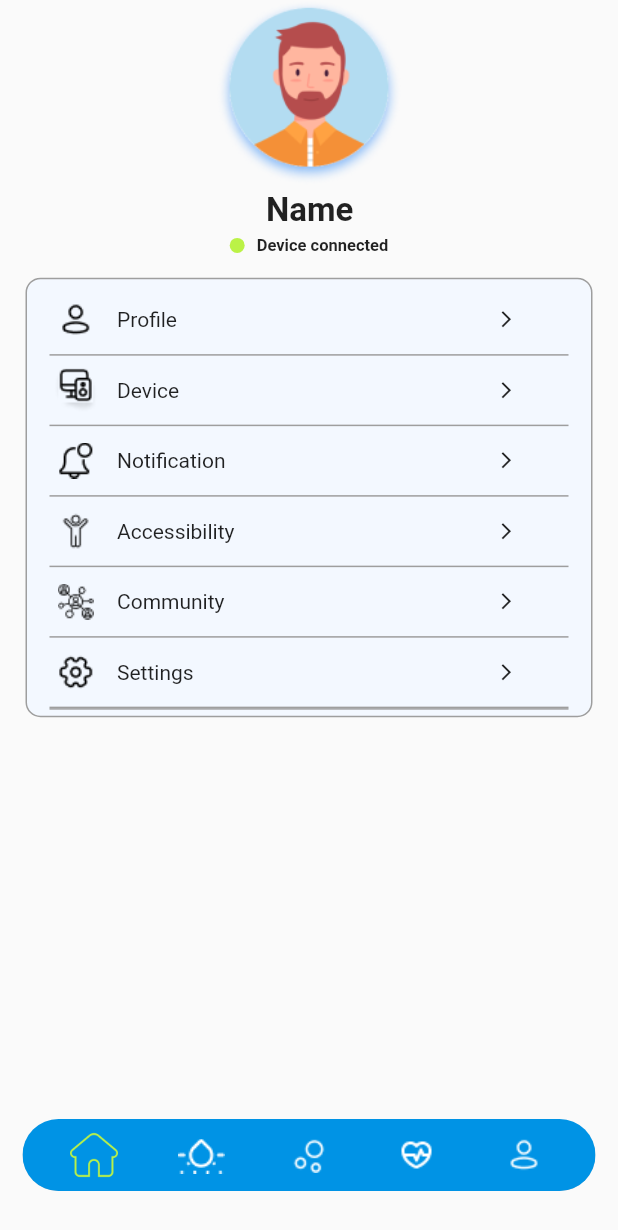
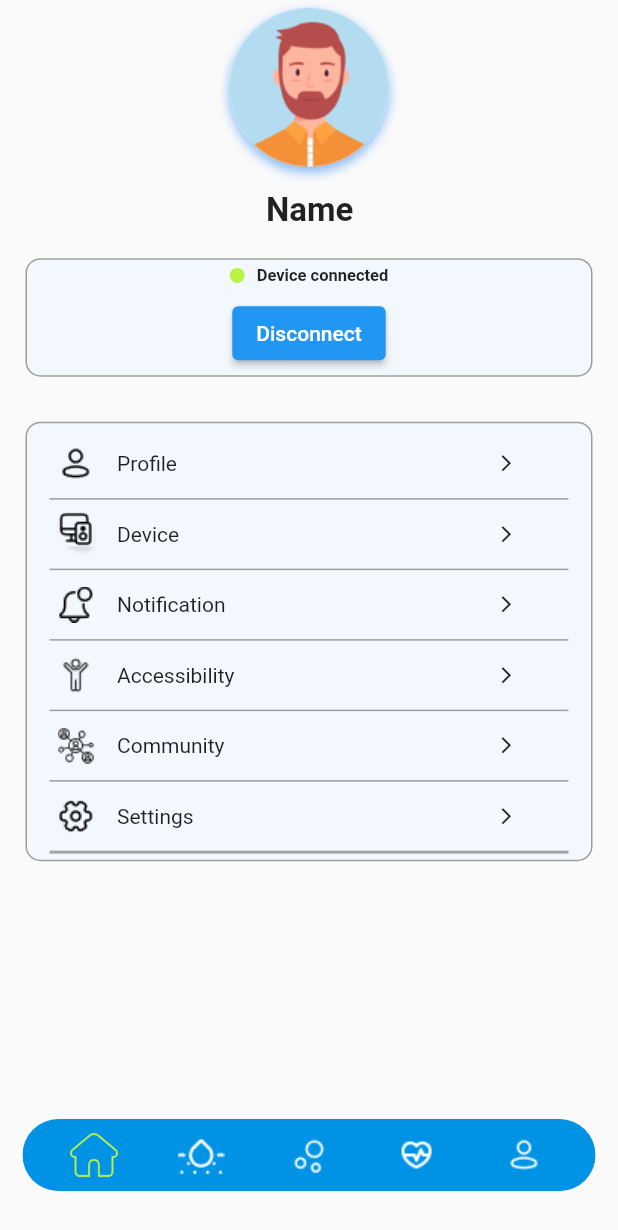
Before and after one commit to Krishnaraj017/Rossette-Account, a Flutter app: the screen it shows after launch, on a phone screen of 412 x 824 dp. Shown: the top 1230 px of the screen. Run offline on Flutter 3.47's test engine with Material 2 defaults, Android fonts, the phone set to English and light mode, and no system bars.

Commit message:
Some updates

```diff
--- a/lib/screens/accountscreen.dart
+++ b/lib/screens/accountscreen.dart
@@ -1,4 +1,6 @@
 import 'package:flutter/material.dart';
+
+import 'device.dart';
 
 class AccountScreen extends StatefulWidget {
   const AccountScreen({Key? key}) : super(key: key);
@@ -8,7 +10,14 @@ class AccountScreen extends StatefulWidget {
 }
 
 class _AccountScreenState extends State<AccountScreen> {
-  int _selectedIndex = 0;
+    int _selectedIndex = 0;
+
+  void _handleSelectionChanged(int index) {
+    setState(() {
+      _selectedIndex = index;
+    });
+  }
+
 
   @override
   Widget build(BuildContext context) {
@@ -47,26 +56,9 @@ class _AccountScreenState extends State<AccountScreen> {
               ),
             ),
             const SizedBox(height: 4),
-            Row(
-              mainAxisAlignment: MainAxisAlignment.center,
-              children: [
-                Container(
-                  width: 10,
-                  height: 10,
-                  decoration: const BoxDecoration(
-                    color: Color(0xFFBBF246),
-                    shape: BoxShape.circle,
-                  ),
-                  margin: const EdgeInsets.only(right: 8),
-                ),
-                const Text(
-                  "Device connected",
-                  style: TextStyle(
-                    fontSize: 11.0,
-                    fontWeight: FontWeight.bold,
-                  ),
-                ),
-              ],
+               DeviceStatusContainer(
+              onSelectionChanged: _handleSelectionChanged,
+              selectedIndex: _selectedIndex,
             ),
             Container(
               margin: const EdgeInsets.symmetric(vertical: 15, horizontal: 17),
@@ -96,7 +88,7 @@ class _AccountScreenState extends State<AccountScreen> {
                             'assets/person-standing 1.png', "Accessibility", 3),
                         _buildImageRow(
                             'assets/communities 1.png', "Community", 4),
-                        _buildImageRow('assets/setting2.png', "Settings", 5),
+                       _buildImageRow('assets/setting2.png', "Settings", 5),
                       ]
                           .map((widget) => Container(
                                 decoration: const BoxDecoration(
@@ -116,7 +108,7 @@ class _AccountScreenState extends State<AccountScreen> {
         ),
       ),
       bottomNavigationBar: Container(
-        padding: const EdgeInsets.only(bottom: 30,left: 15,right: 15),
+        padding: const EdgeInsets.only(bottom: 30, left: 15, right: 15),
         child: ClipRRect(
           borderRadius: BorderRadius.circular(25),
           child: BottomAppBar(
@@ -128,8 +120,9 @@ class _AccountScreenState extends State<AccountScreen> {
                 IconButton(
                   icon: Image.asset(
                     'assets/home-button.png',
-                    color:
-                        _selectedIndex == 0 ? const Color(0xFFBBF246) : Colors.white,
+                    color: _selectedIndex == 0
+                        ? const Color(0xFFBBF246)
+                        : Colors.white,
                   ),
                   onPressed: () {
                     setState(() {
@@ -140,8 +133,9 @@ class _AccountScreenState extends State<AccountScreen> {
                 IconButton(
                   icon: Image.asset(
                     'assets/Variant2.png',
-                    color:
-                        _selectedIndex == 1 ? const Color(0xFFBBF246) : Colors.white,
+                    color: _selectedIndex == 1
+                        ? const Color(0xFFBBF246)
+                        : Colors.white,
                   ),
                   onPressed: () {
                     setState(() {
@@ -152,8 +146,9 @@ class _AccountScreenState extends State<AccountScreen> {
                 IconButton(
                   icon: Image.asset(
                     'assets/bubble.png',
-                    color:
-                        _selectedIndex == 2 ? const Color(0xFFBBF246) : Colors.white,
+                    color: _selectedIndex == 2
+                        ? const Color(0xFFBBF246)
+                        : Colors.white,
                   ),
                   onPressed: () {
                     setState(() {
@@ -164,8 +159,9 @@ class _AccountScreenState extends State<AccountScreen> {
                 IconButton(
                   icon: Image.asset(
                     'assets/Profilenav.png',
-                    color:
-                        _selectedIndex == 3 ? const Color(0xFFBBF246) : Colors.white,
+                    color: _selectedIndex == 3
+                        ? const Color(0xFFBBF246)
+                        : Colors.white,
                   ),
                   onPressed: () {
                     setState(() {
@@ -176,8 +172,9 @@ class _AccountScreenState extends State<AccountScreen> {
                 IconButton(
                   icon: Image.asset(
                     'assets/Profilebar.png',
-                    color:
-                        _selectedIndex == 4 ? const Color(0xFFBBF246) : Colors.white,
+                    color: _selectedIndex == 4
+                        ? const Color(0xFFBBF246)
+                        : Colors.white,
                   ),
                   onPressed: () {
                     setState(() {
@@ -205,9 +202,10 @@ class _AccountScreenState extends State<AccountScreen> {
           const Icon(
             Icons.arrow_forward_ios,
             size: 13,
-
           ),
-          const SizedBox(width: 35,)
+          const SizedBox(
+            width: 35,
+          )
         ],
       ),
     );
--- /dev/null
+++ b/lib/screens/device.dart
@@ -0,0 +1,63 @@
+import 'package:flutter/material.dart';
+
+class DeviceStatusContainer extends StatefulWidget {
+  const DeviceStatusContainer({Key? key, required onSelectionChanged, required int selectedIndex}) : super(key: key);
+
+  @override
+  _DeviceStatusContainerState createState() => _DeviceStatusContainerState();
+}
+
+class _DeviceStatusContainerState extends State<DeviceStatusContainer> {
+  bool _isDeviceConnected = true;
+
+  void _toggleDeviceConnection() {
+    setState(() {
+      _isDeviceConnected = !_isDeviceConnected;
+    });
+  }
+
+  @override
+  Widget build(BuildContext context) {
+    return Container(
+      margin: const EdgeInsets.symmetric(vertical: 15, horizontal: 17),
+      padding: const EdgeInsets.symmetric(horizontal: 15, vertical: 4),
+      decoration: BoxDecoration(
+        color: const Color(0xFFF3F8FF),
+        border: Border.all(color: Colors.grey),
+        borderRadius: BorderRadius.circular(10),
+      ),
+      child: Column(
+        children: [
+          Row(
+            mainAxisAlignment: MainAxisAlignment.center,
+            children: [
+              Container(
+                width: 10,
+                height: 10,
+                decoration: BoxDecoration(
+                  color: _isDeviceConnected
+                      ? const Color(0xFFBBF246)
+                      : const Color(0xFFFF0000),
+                  shape: BoxShape.circle,
+                ),
+                margin: const EdgeInsets.only(right: 8),
+              ),
+              Text(
+                _isDeviceConnected ? "Device connected" : "Device disconnected",
+                style: const TextStyle(
+                  fontSize: 11.0,
+                  fontWeight: FontWeight.bold,
+                ),
+              ),
+            ],
+          ),
+          const SizedBox(height: 8),
+          ElevatedButton(
+            onPressed: _toggleDeviceConnection,
+            child: Text(_isDeviceConnected ? "Disconnect" : "Connect"),
+          ),
+        ],
+      ),
+    );
+  }
+}
```
